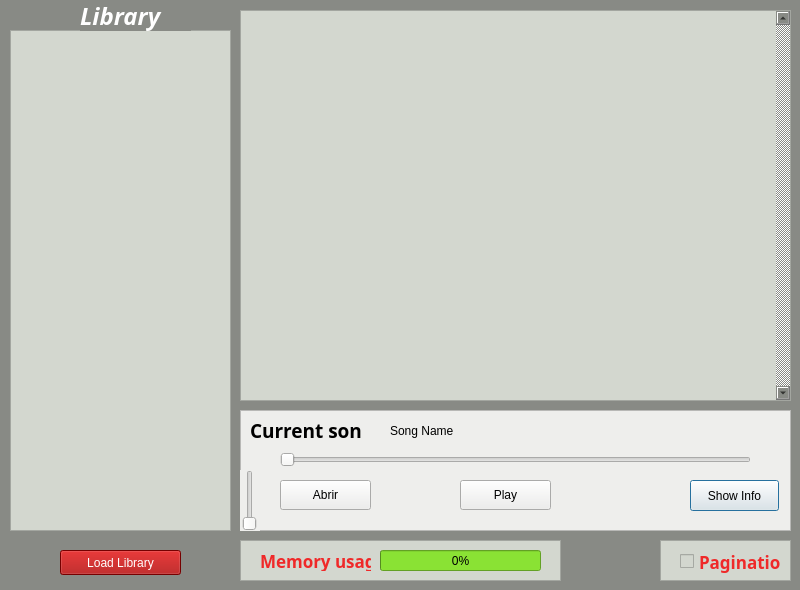
mjcarranza/Odissey-Radio, file odisseyradioplayer.ui: the form before one commit.
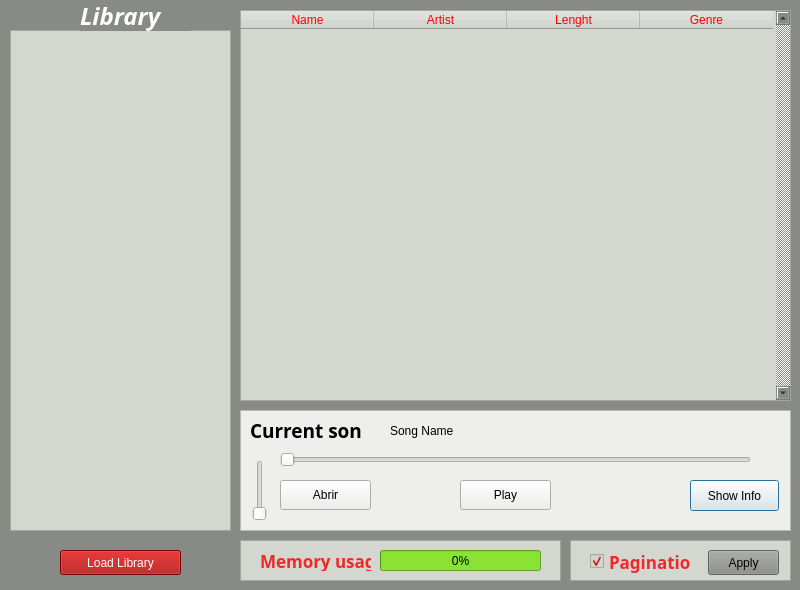
The form after the commit.

The edit to the form file:
```diff
--- a/odisseyradioplayer.ui
+++ b/odisseyradioplayer.ui
@@ -190,8 +190,8 @@
     <widget class="QSlider" name="VolumeSlider">
      <property name="geometry">
       <rect>
-       <x>0</x>
-       <y>60</y>
+       <x>10</x>
+       <y>50</y>
        <width>20</width>
        <height>61</height>
       </rect>
@@ -289,9 +289,9 @@
    <widget class="QFrame" name="frame_2">
     <property name="geometry">
      <rect>
-      <x>660</x>
+      <x>570</x>
       <y>540</y>
-      <width>131</width>
+      <width>221</width>
       <height>41</height>
      </rect>
     </property>
@@ -330,6 +330,25 @@
      <property name="text">
       <string>Pagination</string>
      </property>
+     <property name="checked">
+      <bool>true</bool>
+     </property>
+    </widget>
+    <widget class="QPushButton" name="PaginationBtn">
+     <property name="geometry">
+      <rect>
+       <x>138</x>
+       <y>10</y>
+       <width>71</width>
+       <height>25</height>
+      </rect>
+     </property>
+     <property name="styleSheet">
+      <string notr="true">background-color: rgb(136, 138, 133);</string>
+     </property>
+     <property name="text">
+      <string>Apply</string>
+     </property>
     </widget>
    </widget>
    <widget class="QTableWidget" name="SongTable">
@@ -382,7 +401,7 @@
      <number>4</number>
     </property>
     <attribute name="horizontalHeaderVisible">
-     <bool>false</bool>
+     <bool>true</bool>
     </attribute>
     <attribute name="horizontalHeaderCascadingSectionResizes">
      <bool>false</bool>
```
Left out of the diff: 3 changed lines with no effect on the pictures.
